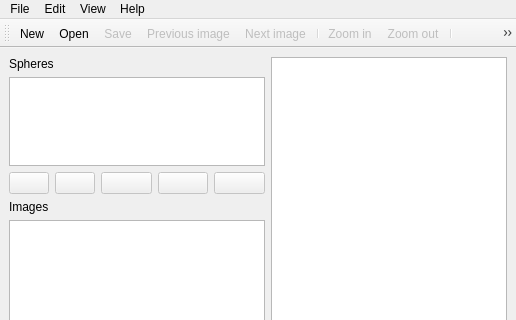
The window that relight/mainwindow.ui (cnr-isti-vclab/relight) describes before a commit, drawn with Qt 5; both pictures show x 0 to 516 and y 0 to 320 of the 516 by 605 pixel window.
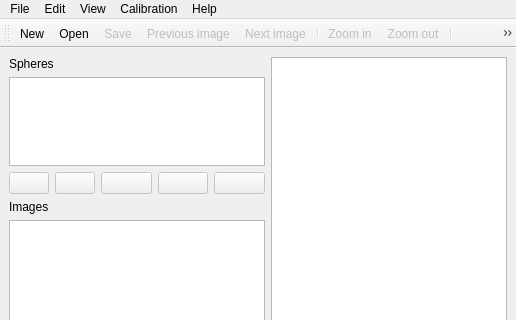
The same window after the commit. Icons and pictures are not drawn.

What changed in the file:
```diff
--- a/relight/mainwindow.ui
+++ b/relight/mainwindow.ui
@@ -235,9 +235,16 @@
     <addaction name="separator"/>
     <addaction name="actionAbout"/>
    </widget>
+   <widget class="QMenu" name="menuCalibration">
+    <property name="title">
+     <string>Calibration</string>
+    </property>
+    <addaction name="actionLens_parameters"/>
+   </widget>
    <addaction name="menuFile"/>
    <addaction name="menuEdit_2"/>
    <addaction name="menuEdit"/>
+   <addaction name="menuCalibration"/>
    <addaction name="menuHelp"/>
   </widget>
   <widget class="QStatusBar" name="statusbar"/>
```
Left out of the diff: 5 changed lines with no effect on the pictures.
